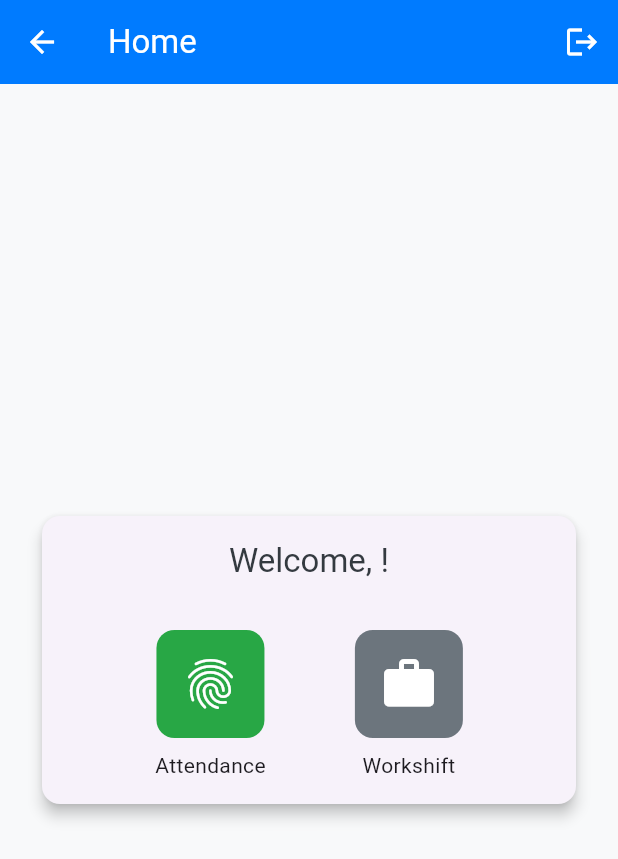
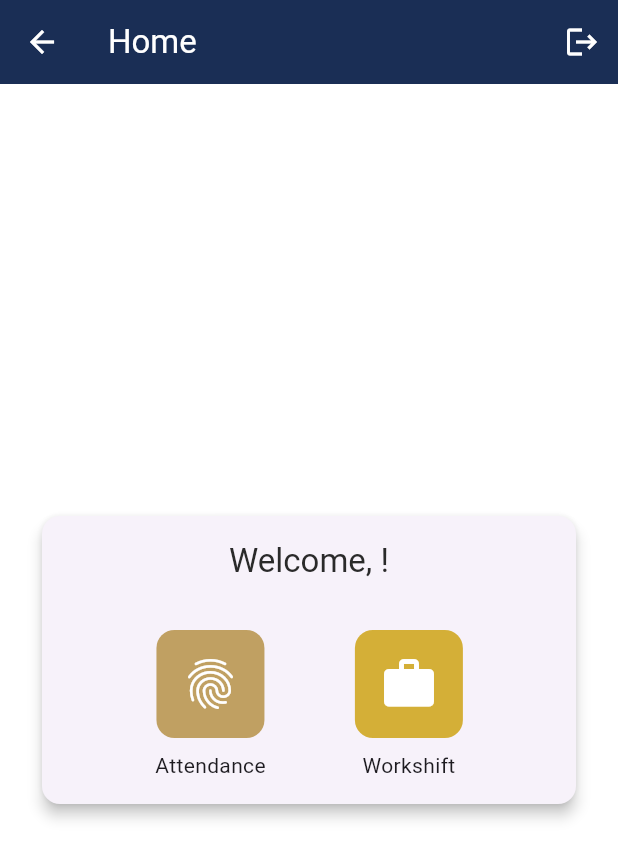
Before and after one commit to rifkisururi/hrms, a Flutter app: the HomePage screen opened by its route, on a phone screen of 412 x 824 dp. Shown: the top 859 px of the screen. Run offline on Flutter 3.47's test engine with Material 3 defaults, Android fonts, the phone set to English and light mode, and no system bars; our stand-ins replace animate_do, geolocator, image_picker, shared_preferences, supabase_flutter; accounts and stored records are empty; network calls fail.

```diff
--- a/lib/config.dart
+++ b/lib/config.dart
@@ -6,9 +6,9 @@ const attendanceUrl =
 const attendanceHistoryUrl = 'https://webhook-test.com/attendance_history';
 
 class AppColors {
-  static const primaryColor = 0xFF007BFF;
-  static const secondaryColor = 0xFF6C757D;
-  static const accentColor = 0xFF28A745;
-  static const backgroundColor = 0xFFF8F9FA;
-  static const textColor = 0xFF343A40;
+  static const primaryColor = 0xFF1A2E55; // Dark blue from Mega Darmayudha
+  static const secondaryColor = 0xFFD4AF37; // Gold accent
+  static const accentColor = 0xFFC0A062; // Secondary gold
+  static const backgroundColor = 0xFFFFFFFF; // White background
+  static const textColor = 0xFF2A2A2A; // Darker text for contrast
 }
```
Also changed, not shown: lib/attendance/attendance_page_state.dart (+5 -10 lines), lib/login_page.dart (+41 -8 lines), lib/main.dart (+9 -4 lines), 4 other files.
